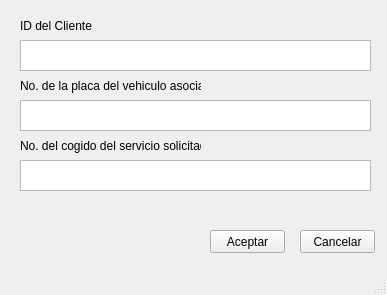
First picture: the form in VentanaFactura.ui, repository OSarmient/Parcial2, before the edit.
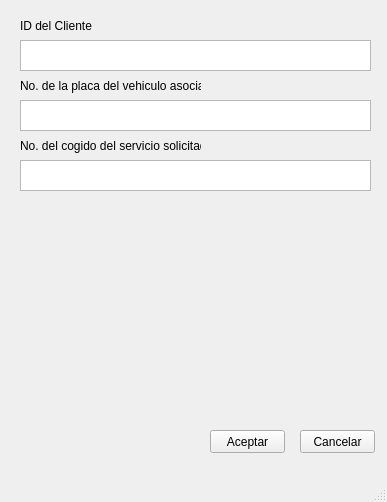
Second picture: the form after the edit.

```diff
--- a/VentanaFactura.ui
+++ b/VentanaFactura.ui
@@ -7,7 +7,7 @@
     <x>0</x>
     <y>0</y>
     <width>387</width>
-    <height>295</height>
+    <height>502</height>
    </rect>
   </property>
   <property name="windowTitle">
@@ -87,7 +87,7 @@
     <property name="geometry">
      <rect>
       <x>300</x>
-      <y>230</y>
+      <y>430</y>
       <width>75</width>
       <height>23</height>
      </rect>
@@ -100,7 +100,7 @@
     <property name="geometry">
      <rect>
       <x>210</x>
-      <y>230</y>
+      <y>430</y>
       <width>75</width>
       <height>23</height>
      </rect>
```
